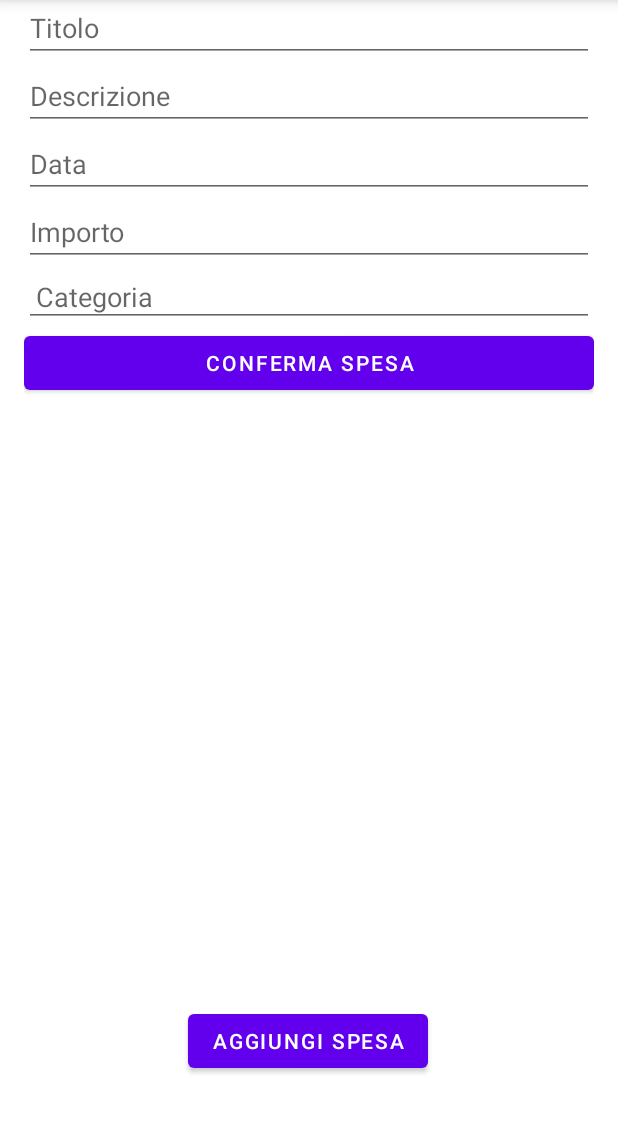
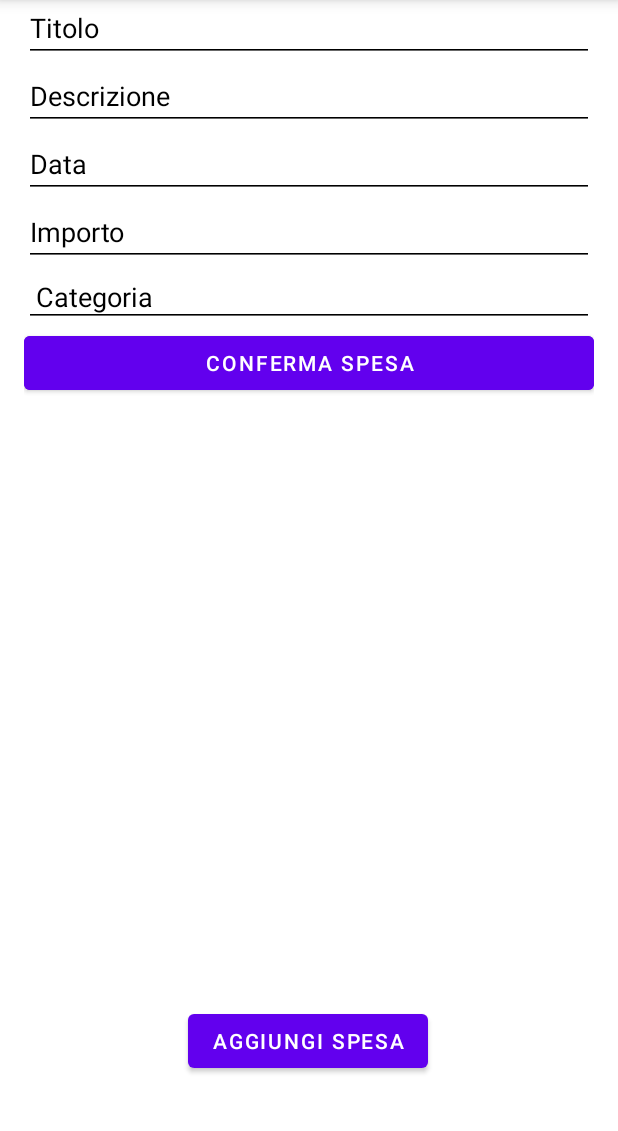
Before and after one commit to Festino2000/Programmazione, an Android app: the fragment AggiungiSpesaFragment placed in its activity, on a phone screen of 412 x 824 dp, the part 105-1236 px from its top. Run offline under Robolectric (Android 15) with nearby library versions, the phone set to English and light mode, and no system bars; our stand-ins replace Firebase (no records; nobody signed in at launch, a user with empty details on screens opened directly).

Commit message:
Fix Visibilita Tema Scuro

```diff
--- a/app/src/main/java/com/example/mobileapp/areaGruppo/BilancioFragment.kt
+++ b/app/src/main/java/com/example/mobileapp/areaGruppo/BilancioFragment.kt
@@ -5,6 +5,7 @@ import android.view.LayoutInflater
 import android.view.View
 import android.view.ViewGroup
 import android.widget.TextView
+import androidx.core.content.res.ResourcesCompat
 import androidx.fragment.app.Fragment
 import com.example.mobileapp.R
 
@@ -13,5 +14,6 @@ class BilancioFragment : Fragment(R.layout.fragment_bilancio) {
     ): View = TextView(requireContext()).apply {
         text = "Bilancio"
         textSize = 24f
+        setTextColor(ResourcesCompat.getColor(resources, R.color.bilancio_text_color, null))
     }
 }
--- a/app/src/main/res/layout/fragment_aggiungi_spesa.xml
+++ b/app/src/main/res/layout/fragment_aggiungi_spesa.xml
@@ -5,19 +5,27 @@
     android:orientation="vertical"
     android:padding="16dp"
     android:layout_marginTop="50dp"
-    android:background="@android:color/white">
+    android:background="@color/colorBackground">
 
     <EditText
         android:id="@+id/titoloSpesa"
         android:layout_width="match_parent"
         android:layout_height="wrap_content"
-        android:hint="Titolo" />
+        android:hint="Titolo"
+        android:textColor="@color/colorOnBackground"
+        android:backgroundTint="@color/colorOnBackground"
+        android:textColorHint="@color/colorOnBackground"
+        />
 
     <EditText
         android:id="@+id/descrizioneSpesa"
         android:layout_width="match_parent"
         android:layout_height="wrap_content"
-        android:hint="Descrizione" />
+        android:hint="Descrizione"
+        android:textColor="@color/colorOnBackground"
+        android:backgroundTint="@color/colorOnBackground"
+        android:textColorHint="@color/colorOnBackground"
+        />
 
     <LinearLayout
         android:layout_width="match_parent"
@@ -31,8 +39,11 @@
             android:hint="Data"
             android:inputType="none"
             android:focusable="false"
-            android:clickable="true" />
-
+            android:clickable="true"
+            android:textColor="@color/colorOnBackground"
+            android:backgroundTint="@color/colorOnBackground"
+            android:textColorHint="@color/colorOnBackground"
+            />
     </LinearLayout>
 
     <EditText
@@ -40,7 +51,11 @@
         android:layout_width="match_parent"
         android:layout_height="wrap_content"
         android:hint="Importo"
-        android:inputType="numberDecimal" />
+        android:inputType="numberDecimal"
+        android:textColor="@color/colorOnBackground"
+        android:backgroundTint="@color/colorOnBackground"
+        android:textColorHint="@color/colorOnBackground"
+        />
 
     <AutoCompleteTextView
         android:id="@+id/categoriaSpesa"
@@ -50,11 +65,17 @@
         android:inputType="none"
         android:focusable="false"
         android:clickable="true"
-        android:padding="8dp" />
+        android:padding="8dp"
+        android:textColor="@color/colorOnBackground"
+        android:backgroundTint="@color/colorOnBackground"
+        android:textColorHint="@color/colorOnBackground"
+        />
 
     <Button
         android:id="@+id/btnConfermaSpesa"
         android:layout_width="match_parent"
         android:layout_height="wrap_content"
-        android:text="Conferma Spesa" />
+        android:text="Conferma Spesa"
+        android:textColor="@color/colorOnPrimary"
+        android:backgroundTint="@color/colorPrimary" />
 </LinearLayout>
--- /dev/null
+++ b/app/src/main/res/values-night/colors.xml
@@ -0,0 +1,11 @@
+<?xml version="1.0" encoding="utf-8"?>
+<resources>
+    <color name="colorPrimary">#BB86FC</color>
+    <color name="colorPrimaryVariant">#3700B3</color>
+    <color name="colorOnPrimary">#000000</color>
+    <color name="colorSecondary">#03DAC6</color>
+    <color name="colorOnSecondary">#000000</color>
+    <color name="colorBackground">#121212</color>
+    <color name="bilancio_text_color">#808080</color>
+    <color name="tab_default_color">#AAAAAA</color>
+</resources>
--- a/app/src/main/res/values-night/themes.xml
+++ b/app/src/main/res/values-night/themes.xml
@@ -1,13 +1 @@
-<resources xmlns:tools="http://schemas.android.com/tools">
-    <style name="Theme.MobileApp" parent="Theme.MaterialComponents.DayNight.NoActionBar">
-        <item name="colorPrimary">@color/purple_200</item>
-        <item name="colorPrimaryVariant">@color/purple_700</item>
-        <item name="colorOnPrimary">@color/black</item>
-        <item name="colorSecondary">@color/teal_200</item>
-        <item name="android:statusBarColor">?attr/colorPrimaryVariant</item>
-
-        <!-- Disabilita l'ActionBar predefinita -->
-        <item name="windowActionBar">false</item>
-        <item name="windowNoTitle">true</item>
-    </style>
-</resources>
+<resources />
--- a/app/src/main/res/values/colors.xml
+++ b/app/src/main/res/values/colors.xml
@@ -1,13 +1,21 @@
 <?xml version="1.0" encoding="utf-8"?>
 <resources>
-    <color name="purple_200">#FFBB86FC</color>
-    <color name="purple_500">#FF6200EE</color>
-    <color name="purple_700">#FF3700B3</color>
-    <color name="teal_200">#FF03DAC5</color>
-    <color name="teal_700">#FF018786</color>
-    <color name="black">#FF000000</color>
-    <color name="white">#FFFFFFFF</color>
-    <color name="tab_default_color">#BBBBBB</color>       <!-- colore non selezionato -->
-    <color name="tab_selected_color">#FFFFFF</color>     <!-- colore selezionato -->
+    <color name="colorPrimary">#6200EE</color>
+    <color name="colorPrimaryVariant">#3700B3</color>
+    <color name="colorOnPrimary">#FFFFFF</color>
+    <color name="colorSecondary">#03DAC6</color>
+    <color name="colorOnSecondary">#000000</color>
+    <color name="colorBackground">#FFFFFF</color>
+    <color name="colorOnBackground">#000000</color>
 
+    <!-- Questi servono per risolvere gli errori -->
+    <color name="purple_500">#6200EE</color>
+    <color name="purple_700">#3700B3</color>
+    <color name="teal_200">#03DAC6</color>
+    <color name="teal_700">#018786</color>
+    <color name="white">#FFFFFF</color>
+    <color name="black">#000000</color>
+    <color name="tab_selected_color">#BB86FC</color>
+    <color name="tab_default_color">#808080</color> <!-- Grigio neutro -->
+    <color name="bilancio_text_color">#808080</color> <!-- Grigio leggibile sul bianco -->
 </resources>
```
